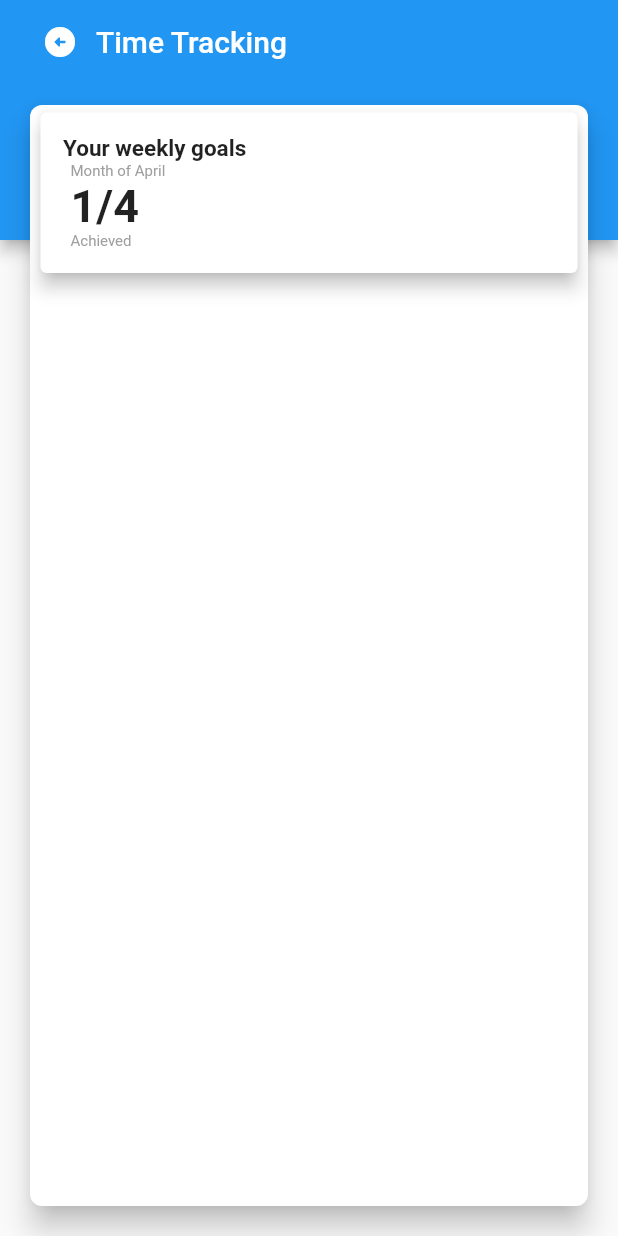
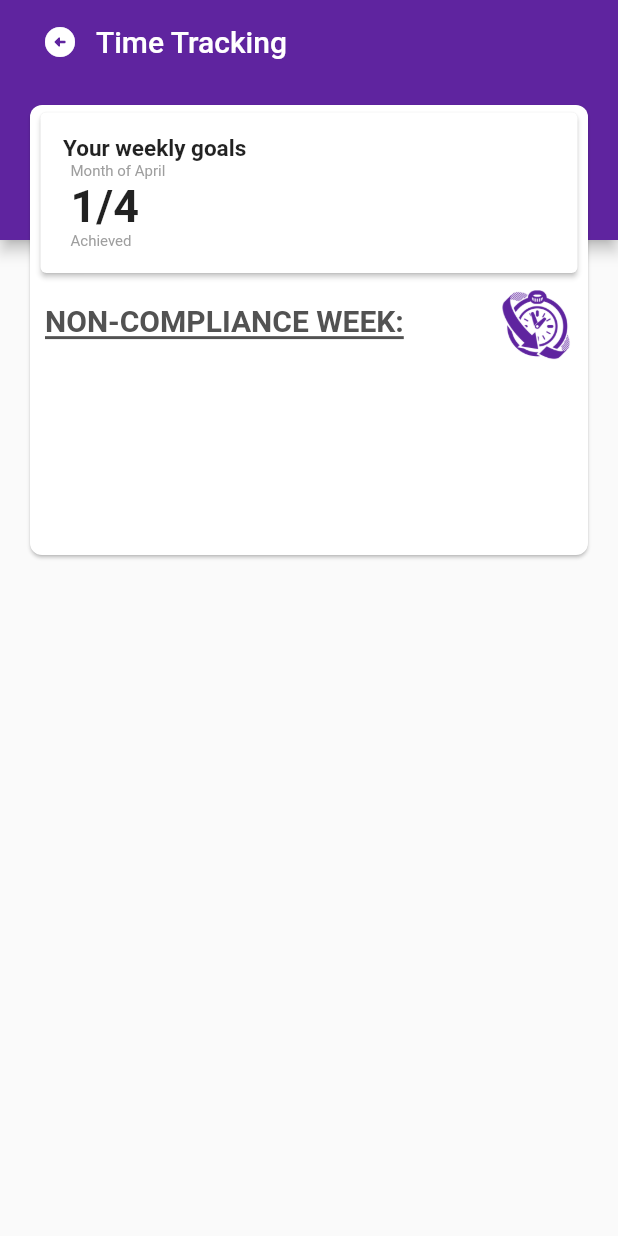
Before and after one commit to JRusselCruz/FPOC-16, a Flutter app: the screen it shows after launch, on a phone screen of 412 x 824 dp. Run offline on Flutter 3.47's test engine with Material 2 defaults, Android fonts, the phone set to English and light mode, and no system bars.

Commit message:
intl dependencies

```diff
--- a/fpoc16/lib/widgets/update_screen.dart
+++ b/fpoc16/lib/widgets/update_screen.dart
@@ -16,6 +16,7 @@ class _UpdateScreenState extends State<UpdateScreen> {
           Container(
             height: 160,
             child: AppBar(
+              backgroundColor: const Color.fromARGB(255, 95, 36, 159),
               title: Row(
                 mainAxisAlignment: MainAxisAlignment.start,
                 children: [
@@ -36,7 +37,7 @@ class _UpdateScreenState extends State<UpdateScreen> {
             child: Card(
               child: _buildBody(),
               margin: const EdgeInsets.fromLTRB(20, 0, 20, 20),
-              elevation: 8,
+              elevation: 1,
               shape: RoundedRectangleBorder(
                 borderRadius: BorderRadius.circular(8),
               ),
@@ -51,13 +52,15 @@ class _UpdateScreenState extends State<UpdateScreen> {
 _buildBody() {
   return SizedBox(
     width: 400,
+    height: 300,
     child: Column(
+      crossAxisAlignment: CrossAxisAlignment.start,
       children: <Widget> [
         SizedBox(
           width: 400,
           child: Card(
             margin: const EdgeInsets.fromLTRB(7, 5, 7, 0),
-            elevation: 5,
+            elevation: 1.5,
             child: Column (
               crossAxisAlignment: CrossAxisAlignment.start,
               children: const [
@@ -107,6 +110,32 @@ _buildBody() {
             ),
           ),
         ),
+        Padding(
+          padding: const EdgeInsets.fromLTRB(10, 10, 10, 10),
+          child: Row(
+            mainAxisAlignment: MainAxisAlignment.spaceBetween,
+            children: [
+              const Text(
+                'NON-COMPLIANCE WEEK:',
+                style: TextStyle(
+                  fontSize: 20,
+                  fontWeight: FontWeight.bold,
+                  color: Colors.transparent,
+                  shadows: [Shadow(offset: Offset(0, -3), color: Color.fromARGB(255, 82, 82, 82))],
+                  decoration: TextDecoration.underline,
+                  decorationThickness: 2,
+                  decorationColor: Color.fromARGB(255, 82, 82, 82)
+                ),
+                textAlign: TextAlign.start,
+              ),
+              Image.asset(
+                'assets/icons/logo1.png',
+                height: 50,
+                alignment: Alignment.topRight,
+              )
+            ]
+          ),
+        ),
       ],
     ),
   );
--- a/fpoc16/pubspec.yaml
+++ b/fpoc16/pubspec.yaml
@@ -35,6 +35,7 @@ dependencies:
   # The following adds the Cupertino Icons font to your application.
   # Use with the CupertinoIcons class for iOS style icons.
   cupertino_icons: ^1.0.2
+  intl: ^0.18.1
 
 dev_dependencies:
   flutter_test:
```
Also changed, not shown: fpoc16/pubspec.lock.
